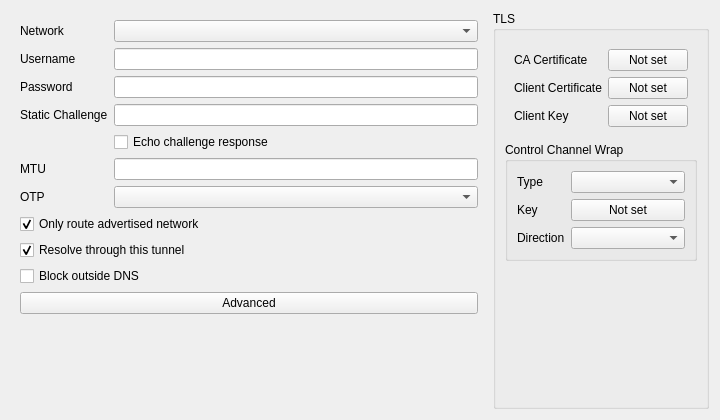
Above: upstream/include/ui/profile/edit_openvpn.ui from hopol/throne-mirror before the change. Below: the same form after it.
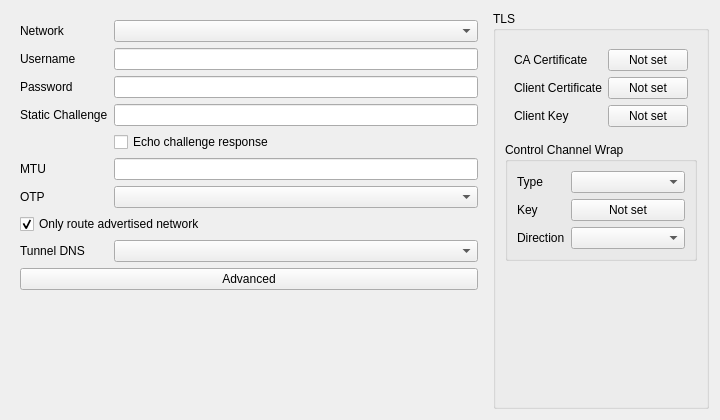
That is the form after the change.

```diff
--- a/upstream/include/ui/profile/edit_openvpn.ui
+++ b/upstream/include/ui/profile/edit_openvpn.ui
@@ -109,30 +109,20 @@
         </property>
        </widget>
       </item>
-      <item row="8" column="0" colspan="2">
-       <widget class="QCheckBox" name="use_tunnel_dns">
+      <item row="8" column="0">
+       <widget class="QLabel" name="tunnel_dns_l">
         <property name="toolTip">
          <string>&lt;html&gt;&lt;head/&gt;&lt;body&gt;&lt;p&gt;Resolve the names the VPN server claims - its split-DNS suffixes and search domains - through the resolvers it pushes. Turn this off if the server claims every domain and breaks public DNS. Kept on regardless while this profile carries all traffic with &quot;Only route advertised network&quot; enabled, since the pushed resolvers are then the only reachable ones.&lt;/p&gt;&lt;/body&gt;&lt;/html&gt;</string>
         </property>
         <property name="text">
-         <string>Resolve through this tunnel</string>
-        </property>
-        <property name="checked">
-         <bool>true</bool>
+         <string>Tunnel DNS</string>
         </property>
        </widget>
       </item>
+      <item row="8" column="1">
+       <widget class="QComboBox" name="tunnel_dns"/>
+      </item>
       <item row="9" column="0" colspan="2">
-       <widget class="QCheckBox" name="block_outside_dns">
-        <property name="toolTip">
-         <string>&lt;html&gt;&lt;head/&gt;&lt;body&gt;&lt;p&gt;Fail a lookup the tunnel cannot answer instead of retrying it directly. Leave this off for a management VPN: names it does not claim then still resolve through the direct resolver.&lt;/p&gt;&lt;/body&gt;&lt;/html&gt;</string>
-        </property>
-        <property name="text">
-         <string>Block outside DNS</string>
-        </property>
-       </widget>
-      </item>
-      <item row="10" column="0" colspan="2">
        <widget class="QPushButton" name="advanced_button">
         <property name="text">
          <string>Advanced</string>
```
Left out of the diff: 5 changed lines with no effect on the pictures.
